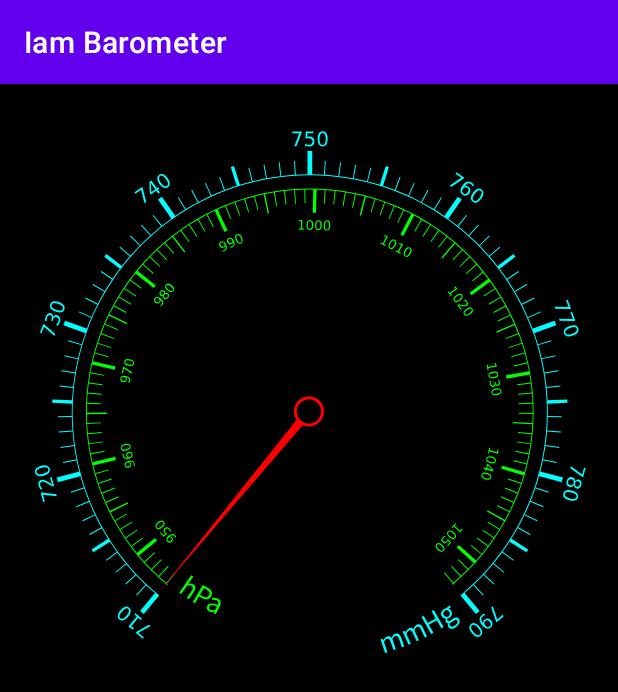
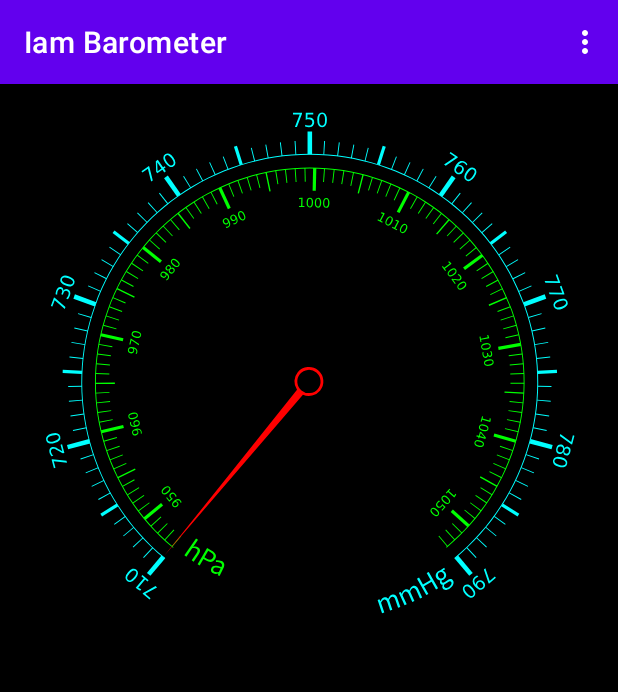
Before and after one commit to raydac/iam-barometer, an Android app: the screen it shows after launch (MainActivity), on a phone screen of 412 x 824 dp. Shown: the top 692 px of the screen. Run offline under Robolectric (Android 15) with nearby library versions, the phone set to English and light mode, and no system bars.

Commit message:
added menu and option to set current altitude

```diff
--- a/app/src/main/res/layout/activity_main.xml
+++ b/app/src/main/res/layout/activity_main.xml
@@ -9,7 +9,7 @@
         tools:context=".MainActivity" android:background="@color/black" android:id="@+id/mainLayout">
     <FrameLayout
             android:layout_width="match_parent"
-            android:layout_height="420dp"
+            android:layout_height="380dp"
             android:layout_gravity="center"
             android:id="@+id/frameLayout"
             android:layout_margin="8dp"
@@ -33,9 +33,9 @@
             android:text=""
             android:gravity="center"
             android:layout_width="match_parent"
-            android:layout_height="36sp"
+            android:layout_height="30sp"
             android:textFontWeight="500"
-            android:textSize="28sp"
+            android:textSize="20sp"
             android:textColor="#00FFFF"
             android:id="@+id/textViewMmHg"
     />
@@ -43,9 +43,9 @@
             android:text=""
             android:gravity="center"
             android:layout_width="match_parent"
-            android:layout_height="36sp"
+            android:layout_height="30sp"
             android:textFontWeight="500"
-            android:textSize="28sp"
+            android:textSize="20sp"
             android:textColor="#30FF30"
             android:id="@+id/textViewHpa"
     />
@@ -53,10 +53,10 @@
             android:text=""
             android:gravity="center"
             android:layout_width="match_parent"
-            android:layout_height="36sp"
+            android:layout_height="30sp"
             android:textFontWeight="500"
-            android:textSize="28sp"
-            android:textColor="#0000FF"
+            android:textSize="20sp"
+            android:textColor="#5050FF"
             android:id="@+id/textViewAlt"
     />
 </LinearLayout>
--- /dev/null
+++ b/app/src/main/res/menu/main.xml
@@ -0,0 +1,19 @@
+<?xml version="1.0" encoding="utf-8"?>
+
+<menu xmlns:android="http://schemas.android.com/apk/res/android">
+    <item
+        android:id="@+id/action_set_altitude"
+        android:orderInCategory="100"
+        android:title="@string/menu_set_altitude"
+    />
+    <item
+        android:id="@+id/action_about"
+        android:orderInCategory="115"
+        android:title="@string/menu_about"
+    />
+    <item
+        android:id="@+id/action_exit"
+        android:orderInCategory="125"
+        android:title="@string/menu_exit"
+    />
+</menu>
--- a/app/src/main/res/values/strings.xml
+++ b/app/src/main/res/values/strings.xml
@@ -2,4 +2,13 @@
     <string name="app_name">Iam Barometer</string>
     <string name="barometer_arrow_description">Barometer arrow</string>
     <string name="barometer_scale_description">Barometer scale</string>
+    <string name="ok">Ok</string>
+    <string name="menu_about">About</string>
+    <string name="menu_exit">Exit</string>
+    <string name="menu_set_altitude">Set altitude</string>
+    <string name="about_text">Iam Barometer application\nlink:https://github.com/raydac/iam-barometer\nVersion: %s
+    </string>
+    <string name="cancel">Cancel</string>
+    <string name="current_altitude_meters">Current altitude (meters)</string>
+    <string name="cant_find_barometer">Can\'t find any barometer on board!</string>
 </resources>
```
Also changed, not shown: app/src/main/java/com/igormaznitsa/android/iambarometer/MainActivity.java (+137 -16 lines).
